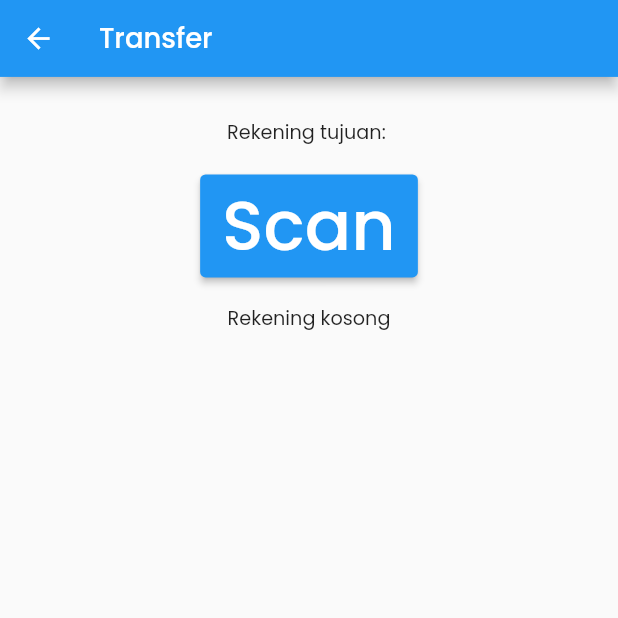
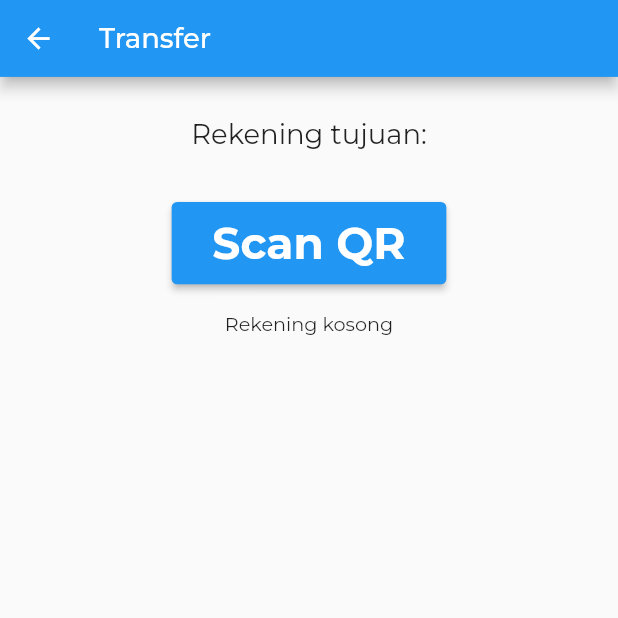
Before and after one commit to madedeva/koperasi_undiksha, a Flutter app: the Qrscanner screen opened directly, on a phone screen of 412 x 824 dp, the top half of it. Run offline on Flutter 3.47's test engine with Material 2 defaults, Android fonts, the phone set to English and light mode, and no system bars; our stand-ins replace dio, font_awesome_flutter, google_fonts, responsive_framework; missing offline and left inert: flutter_barcode_scanner; project files that could hold a hidden picture were left out.

Commit message:
final before uas | login, register, scanner, url launcher

```diff
--- a/lib/main.dart
+++ b/lib/main.dart
@@ -32,10 +32,10 @@ class MyApp extends StatelessWidget {
       title: 'Koperasi Undiksha',
       theme: ThemeData(
         primarySwatch: Colors.blue,
-        textTheme: GoogleFonts.poppinsTextTheme(
+        textTheme: GoogleFonts.montserratTextTheme(
           Theme.of(context).textTheme,
         ),
-        primaryTextTheme: GoogleFonts.poppinsTextTheme().copyWith(
+        primaryTextTheme: GoogleFonts.montserratTextTheme().copyWith(
           headline6: const TextStyle(
             color: Colors.white,
           ),
--- a/lib/views/bottom_nav_beranda.dart
+++ b/lib/views/bottom_nav_beranda.dart
@@ -1,5 +1,4 @@
 import 'package:flutter/material.dart';
-import 'package:praktikum_satu/views/list_user_page.dart';
 import 'package:font_awesome_flutter/font_awesome_flutter.dart';
 
 class BottomBarWidgetBeranda extends StatefulWidget {
--- a/lib/views/profile.dart
+++ b/lib/views/profile.dart
@@ -1,5 +1,4 @@
 import 'package:flutter/material.dart';
-import 'package:praktikum_satu/model/users_model.dart';
 
 class ProfilePage extends StatefulWidget {
   const ProfilePage({Key? key}) : super(key: key);
@@ -24,7 +23,7 @@ class _ProfilePageState extends State<ProfilePage> {
       ),
       body: Container(
         child: Center(
-          child: Text('User', style: TextStyle(fontSize: 30)),
+          child: Text('Deva', style: TextStyle(fontSize: 30)),
         ),
       ),
     );
--- a/lib/views/scan_qr.dart
+++ b/lib/views/scan_qr.dart
@@ -24,21 +24,35 @@ class _QrscannerState extends State<Qrscanner> {
             const SizedBox(
               height: 30,
             ),
-            Text('Rekening tujuan: $link'),
+            Text(
+              'Rekening tujuan:',
+              style: TextStyle(
+                fontSize: 20,
+              ),
+            ),
+            Text('$link'),
             const SizedBox(
               height: 20,
             ),
-            ElevatedButton(
+            SizedBox(
+              width: 200,
+              height: 60,
+              child: ElevatedButton(
                 onPressed: () async {
-                String barcodeScanRes = await FlutterBarcodeScanner.scanBarcode(
+                  String barcodeScanRes =
+                      await FlutterBarcodeScanner.scanBarcode(
                           "#ff6666", "Tutup", false, ScanMode.DEFAULT);
                   setState(() {
                     link = barcodeScanRes;
                   });
                 },
                 child: const Text(
-                'Scan',
-                style: TextStyle(fontSize: 50),
+                  'Scan QR',
+                  style: TextStyle(
+                    fontSize: 32,
+                    fontWeight: FontWeight.bold,
+                  ),
+                ),
               ),
             ),
             const SizedBox(
--- a/lib/views/setting.dart
+++ b/lib/views/setting.dart
@@ -1,7 +1,4 @@
 import 'package:flutter/material.dart';
-import 'package:flutter/src/foundation/key.dart';
-import 'package:flutter/src/widgets/container.dart';
-import 'package:flutter/src/widgets/framework.dart';
 
 class SettingsPage extends StatefulWidget {
   const SettingsPage({Key? key}) : super(key: key);
```
Also changed, not shown: lib/views/dashboard_grid.dart (+16 -14 lines), 1 other file. Lines whose indentation alone changed are shown as unchanged.
